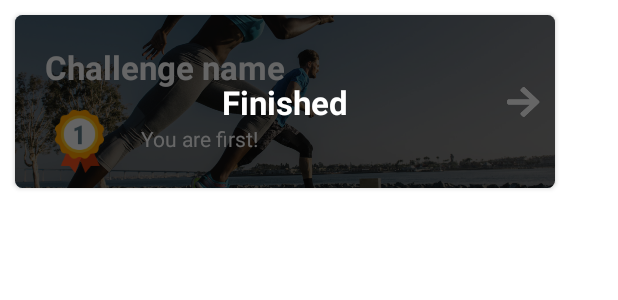
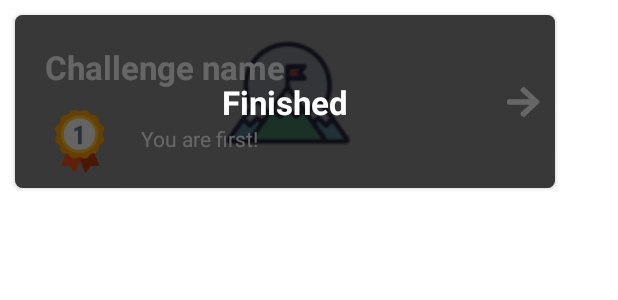
Before and after one commit to Fajlix/SonyMZ1, an Android app: the layout challenge_card.xml on its own in the app's theme, with its tools: preview values and no code run, on a phone screen of 412 x 824 dp. Shown: the top 300 px of the screen. Run offline under Robolectric (Android 15) with nearby library versions, the phone set to English and light mode, and no system bars; Roboto replaces fonts that are not available here.

Commit message:
Changed default cover photo for challenges in start page

```diff
--- a/app/src/main/java/com/example/sonymz1/Model/Challenge.java
+++ b/app/src/main/java/com/example/sonymz1/Model/Challenge.java
@@ -45,7 +45,6 @@ public class Challenge implements ScoreUpdateListener {
         this.components = components;
         this.isPrivate = isPrivate;
         this.description = description;
-        this.challengeBackground = R.drawable.run_challenge;
         this.isFinished = false;
         this.creatorId = creatorId;
         this.medal = medal;
@@ -61,7 +60,7 @@ public class Challenge implements ScoreUpdateListener {
         this.isPrivate = false;
         this.description = "";
         this.challengeCode = generateCode(4);
-        this.challengeBackground = R.drawable.run_challenge;
+        this.challengeBackground = challengeBackground;
         this.medal = medal;
         this.isFinished = false;
     }
@@ -73,7 +72,7 @@ public class Challenge implements ScoreUpdateListener {
         this.isPrivate = false;
         this.challengeCode = generateCode(4);
         this.description = "";
-        this.challengeBackground = R.drawable.run_challenge;
+        this.challengeBackground = R.drawable.default_background;
         this.isFinished = false;
     }
 
--- a/app/src/main/res/layout/challenge_card.xml
+++ b/app/src/main/res/layout/challenge_card.xml
@@ -22,7 +22,8 @@
             app:layout_constraintEnd_toEndOf="parent"
             app:layout_constraintStart_toStartOf="parent"
             app:layout_constraintTop_toTopOf="parent"
-            app:srcCompat="@drawable/run_challenge" />
+            android:foreground="#73000000"
+            app:srcCompat="@drawable/default_background" />
 
         <TextView
             android:id="@+id/challengeName"
```
